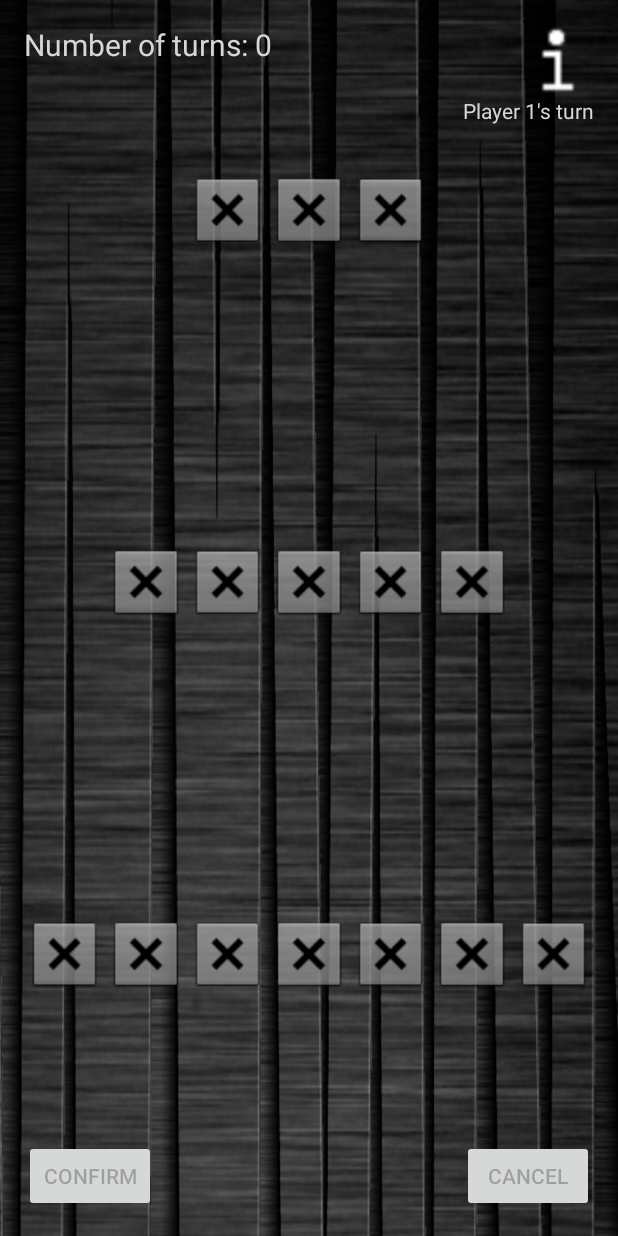
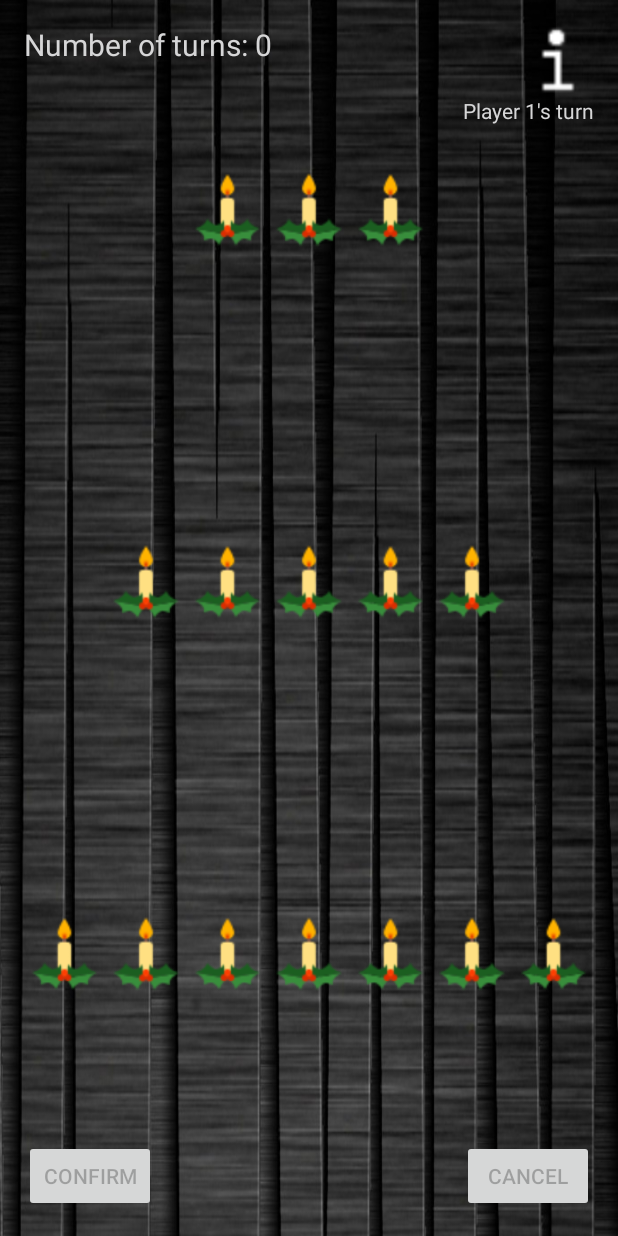
Before and after one commit to sndo9/androidnim, an Android app: the SinglePlayer screen opened directly, with no data from a screen before it, on a phone screen of 412 x 824 dp. Run offline under Robolectric (Android 15) with nearby library versions, the phone set to English and light mode, and no system bars.

Commit message:
Added icons to game

```diff
--- a/nim/app/src/main/java/com/sndo9/robert/nim/GameLogic.java
+++ b/nim/app/src/main/java/com/sndo9/robert/nim/GameLogic.java
@@ -2,6 +2,7 @@ package com.sndo9.robert.nim;
 
 import android.content.Intent;
 import android.content.SharedPreferences;
+import android.graphics.drawable.Drawable;
 import android.os.Handler;
 import android.support.v7.app.AppCompatActivity;
 import android.util.Log;
--- a/nim/app/src/main/res/layout/activity_single_player.xml
+++ b/nim/app/src/main/res/layout/activity_single_player.xml
@@ -93,7 +93,7 @@
 
         <ImageView
             android:layout_height="wrap_content"
-            app:srcCompat="@android:drawable/btn_dialog"
+            app:srcCompat="@drawable/candle"
             android:id="@+id/stick13"
             android:layout_columnWeight="0.10"
             android:layout_rowWeight="0.10"
@@ -103,7 +103,7 @@
 
         <ImageView
             android:layout_height="wrap_content"
-            app:srcCompat="@android:drawable/btn_dialog"
+            app:srcCompat="@drawable/candle"
             android:id="@+id/stick14"
             android:layout_columnWeight="0.10"
             android:layout_rowWeight="0.10"
@@ -113,7 +113,7 @@
 
         <ImageView
             android:layout_height="wrap_content"
-            app:srcCompat="@android:drawable/btn_dialog"
+            app:srcCompat="@drawable/candle"
             android:id="@+id/stick15"
             android:layout_columnWeight="0.10"
             android:layout_rowWeight="0.10"
@@ -141,7 +141,7 @@
 
         <ImageView
             android:layout_height="wrap_content"
-            app:srcCompat="@android:drawable/btn_dialog"
+            app:srcCompat="@drawable/candle"
             android:id="@+id/stick22"
             android:layout_columnWeight="0.10"
             android:layout_rowWeight="0.10"
@@ -150,7 +150,7 @@
 
         <ImageView
             android:layout_height="wrap_content"
-            app:srcCompat="@android:drawable/btn_dialog"
+            app:srcCompat="@drawable/candle"
             android:id="@+id/stick23"
             android:layout_columnWeight="0.10"
             android:layout_rowWeight="0.10"
@@ -159,7 +159,7 @@
 
         <ImageView
             android:layout_height="wrap_content"
-            app:srcCompat="@android:drawable/btn_dialog"
+            app:srcCompat="@drawable/candle"
             android:id="@+id/stick24"
             android:layout_columnWeight="0.10"
             android:layout_rowWeight="0.10"
@@ -168,7 +168,7 @@
 
         <ImageView
             android:layout_height="wrap_content"
-            app:srcCompat="@android:drawable/btn_dialog"
+            app:srcCompat="@drawable/candle"
             android:id="@+id/stick25"
             android:layout_columnWeight="0.10"
             android:layout_rowWeight="0.10"
@@ -177,7 +177,7 @@
 
         <ImageView
             android:layout_height="wrap_content"
-            app:srcCompat="@android:drawable/btn_dialog"
+            app:srcCompat="@drawable/candle"
             android:id="@+id/stick26"
             android:layout_columnWeight="0.10"
             android:layout_rowWeight="0.10"
@@ -192,7 +192,7 @@
 
         <ImageView
             android:layout_height="wrap_content"
-            app:srcCompat="@android:drawable/btn_dialog"
+            app:srcCompat="@drawable/candle"
             android:id="@+id/stick31"
             android:layout_columnWeight="0.10"
             android:layout_rowWeight="0.10"
@@ -201,7 +201,7 @@
 
         <ImageView
             android:layout_height="wrap_content"
-            app:srcCompat="@android:drawable/btn_dialog"
+            app:srcCompat="@drawable/candle"
             android:id="@+id/stick32"
             android:layout_columnWeight="0.10"
             android:layout_rowWeight="0.10"
@@ -210,7 +210,7 @@
 
         <ImageView
             android:layout_height="wrap_content"
-            app:srcCompat="@android:drawable/btn_dialog"
+            app:srcCompat="@drawable/candle"
             android:id="@+id/stick33"
             android:layout_columnWeight="0.10"
             android:layout_rowWeight="0.10"
@@ -219,7 +219,7 @@
 
         <ImageView
             android:layout_height="wrap_content"
-            app:srcCompat="@android:drawable/btn_dialog"
+            app:srcCompat="@drawable/candle"
             android:id="@+id/stick34"
             android:layout_columnWeight="0.10"
             android:layout_rowWeight="0.10"
@@ -228,7 +228,7 @@
 
         <ImageView
             android:layout_height="wrap_content"
-            app:srcCompat="@android:drawable/btn_dialog"
+            app:srcCompat="@drawable/candle"
             android:id="@+id/stick35"
             android:layout_columnWeight="0.10"
             android:layout_rowWeight="0.10"
@@ -237,7 +237,7 @@
 
         <ImageView
             android:layout_height="wrap_content"
-            app:srcCompat="@android:drawable/btn_dialog"
+            app:srcCompat="@drawable/candle"
             android:id="@+id/stick36"
             android:layout_columnWeight="0.10"
             android:layout_rowWeight="0.10"
@@ -246,7 +246,7 @@
 
         <ImageView
             android:layout_height="wrap_content"
-            app:srcCompat="@android:drawable/btn_dialog"
+            app:srcCompat="@drawable/candle"
             android:id="@+id/stick37"
             android:layout_columnWeight="0.10"
             android:layout_rowWeight="0.10"
--- a/nim/app/src/main/res/values/strings.xml
+++ b/nim/app/src/main/res/values/strings.xml
@@ -15,4 +15,5 @@
     <string name="multiplayer_text">Against Other Person</string>
     <string name="singleplayer_text">Against AI</string>
     <string name="nim">Nim</string>
+    <string name="object">"@android:drawable/btn_dialog"</string>
 </resources>
```
Also changed, not shown: nim/app/src/main/res/drawable/basketball.png (added), nim/app/src/main/res/drawable/blackcandle.png (added), nim/app/src/main/res/drawable/candle.png (added).
